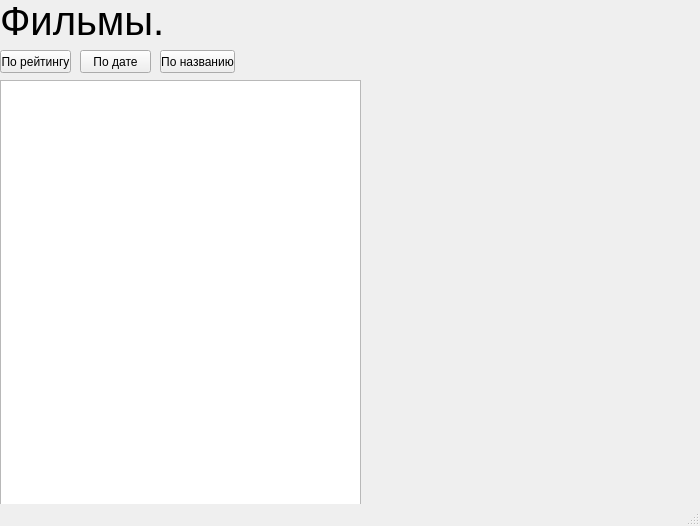
Before: the Qt Designer form film.ui in Zloiben/Application, drawn with Qt 5.
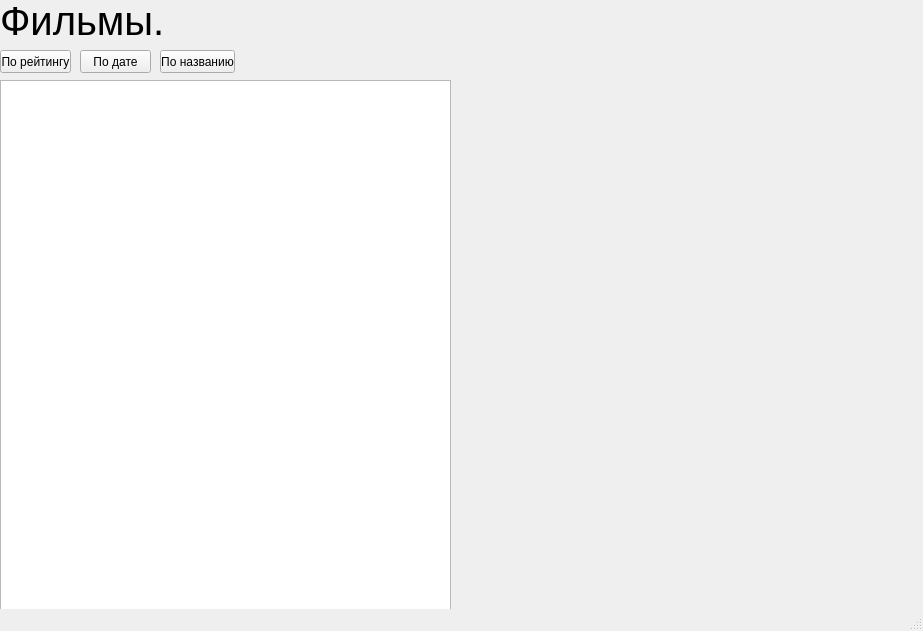
After: the same form once the commit is applied.

```diff
--- a/film.ui
+++ b/film.ui
@@ -6,8 +6,8 @@
    <rect>
     <x>0</x>
     <y>0</y>
-    <width>700</width>
-    <height>526</height>
+    <width>923</width>
+    <height>631</height>
    </rect>
   </property>
   <property name="windowTitle">
@@ -43,8 +43,8 @@
      <rect>
       <x>0</x>
       <y>80</y>
-      <width>361</width>
-      <height>491</height>
+      <width>451</width>
+      <height>591</height>
      </rect>
     </property>
    </widget>
```
Left out of the diff: 2 changed lines with no effect on the pictures.
